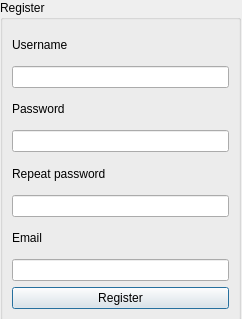
This is NETB380_ExpenseManager/ep_register.ui in satanasov/NETB380 as Qt 5 draws it before an edit. The edited form follows.
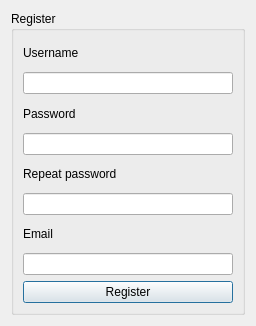
This is the edited form.

Commit message:
added form layout
added form layout
test ommitng .pro.user file

The edit to the form file:
```diff
--- a/NETB380_ExpenseManager/ep_register.ui
+++ b/NETB380_ExpenseManager/ep_register.ui
@@ -6,22 +6,16 @@
    <rect>
     <x>0</x>
     <y>0</y>
-    <width>242</width>
-    <height>319</height>
+    <width>256</width>
+    <height>326</height>
    </rect>
   </property>
   <property name="windowTitle">
    <string>Register form</string>
   </property>
+  <layout class="QVBoxLayout" name="verticalLayout_2">
+   <item>
   <widget class="QGroupBox" name="groupBoxRegister">
-   <property name="geometry">
-    <rect>
-     <x>0</x>
-     <y>0</y>
-     <width>241</width>
-     <height>321</height>
-    </rect>
-   </property>
    <property name="title">
     <string>Register</string>
    </property>
@@ -83,6 +77,8 @@
     </item>
    </layout>
   </widget>
+   </item>
+  </layout>
  </widget>
  <resources/>
  <connections/>
```
Lines whose indentation alone changed are shown as unchanged. The commit also changes 2 other files.
